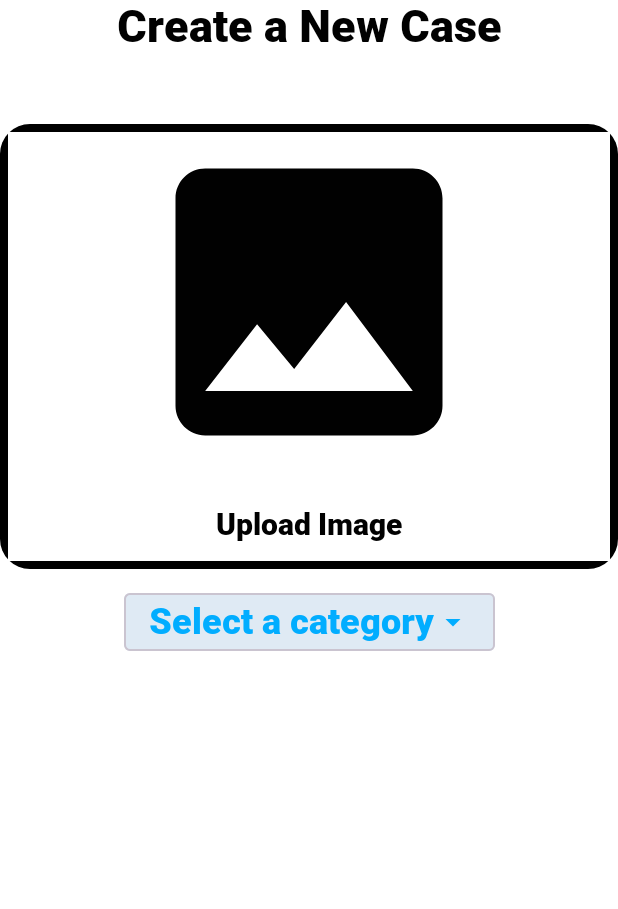
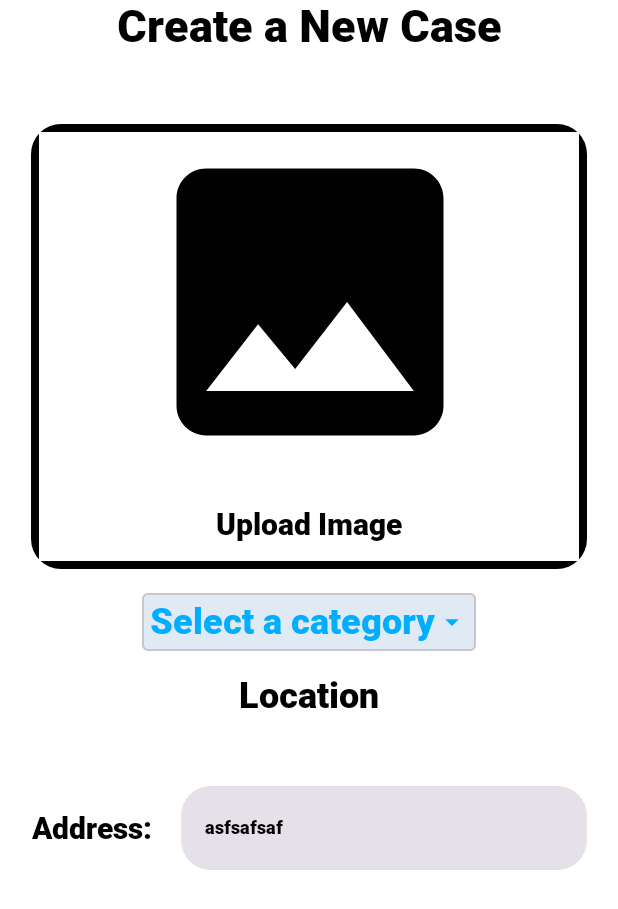
Before and after one commit to Arda-Gokalp-Batmaz-AGB/CloudEngineeringProject, an Android app built with Jetpack Compose: the composable previewCreateCase shown on its own in the app's theme, on a phone screen of 412 x 824 dp. Shown: the top 909 px of the screen. Run offline under Robolectric (Android 15) with nearby library versions, the phone set to English and light mode, and no system bars; libraries missing offline, so code that uses them is left out: androidx.camera.core, androidx.camera.lifecycle, androidx.camera.view; 2 statements that could not run were skipped.

Commit message:
add adres

```diff
--- a/case/case-ui/src/main/java/com/arda/case_ui/screens/createcase/CreateCase.kt
+++ b/case/case-ui/src/main/java/com/arda/case_ui/screens/createcase/CreateCase.kt
@@ -13,6 +13,7 @@ import androidx.camera.core.Preview
 import androidx.camera.lifecycle.ProcessCameraProvider
 import androidx.camera.view.PreviewView
 import androidx.compose.foundation.Image
+import androidx.compose.foundation.background
 import androidx.compose.foundation.border
 import androidx.compose.foundation.clickable
 import androidx.compose.foundation.layout.Arrangement
@@ -37,6 +38,8 @@ import androidx.compose.material3.IconButton
 import androidx.compose.material3.MaterialTheme
 import androidx.compose.material3.OutlinedCard
 import androidx.compose.material3.Text
+import androidx.compose.material3.TextField
+import androidx.compose.material3.TextFieldDefaults
 import androidx.compose.runtime.Composable
 import androidx.compose.runtime.LaunchedEffect
 import androidx.compose.runtime.getValue
@@ -52,6 +55,7 @@ import androidx.compose.ui.layout.ContentScale
 import androidx.compose.ui.platform.LocalContext
 import androidx.compose.ui.platform.LocalLifecycleOwner
 import androidx.compose.ui.text.font.FontWeight
+import androidx.compose.ui.text.style.TextAlign
 import androidx.compose.ui.unit.dp
 import androidx.compose.ui.unit.sp
 import androidx.compose.ui.viewinterop.AndroidView
@@ -100,7 +104,8 @@ fun CaseFormBody(
             style = MaterialTheme.typography.headlineLarge
         )
         LazyColumn(
-            modifier = Modifier,
+            modifier = Modifier
+                .fillMaxWidth(0.9f),
 //                .matchParentSize()
 //                .verticalScroll(
 //                    scroll
@@ -112,8 +117,65 @@ fun CaseFormBody(
             }
             item {
                 HeaderDropDown(onEvent, state)
-//                UploadImage(onEvent = onEvent, state = state)
+            }
+            item {
+                Text(
+                    modifier = Modifier.fillParentMaxHeight(0.1f),
+                    text = "Location",
+                    style = MaterialTheme.typography.headlineMedium
+                )
+            }
+            item {
+                LocationSection(onEvent, state)
+            }
+        }
+    }
+}
 
+@Composable
+fun LazyItemScope.LocationSection(
+    onEvent: (CreateCaseEvent) -> Unit,
+    state: CreateCaseUiState,
+) {
+    val location by rememberUpdatedState(newValue = state.location)
+    Column(modifier = Modifier, horizontalAlignment = Alignment.CenterHorizontally) {
+        Row(
+            modifier = Modifier,
+            horizontalArrangement = Arrangement.spacedBy(20.dp),
+            verticalAlignment = Alignment.CenterVertically
+        ) {
+//.padding(start = 10.dp)
+            location?.address?.let {
+                Box(modifier = Modifier, contentAlignment = Alignment.Center) {
+                    Text(
+                        modifier = Modifier,
+                        text = "Address:",
+                        textAlign = TextAlign.Center,
+                        style = MaterialTheme.typography.titleMedium
+                    )
+
+                }
+                TextField(
+                    modifier = Modifier
+                        .background(
+                            MaterialTheme.colorScheme.background,
+                            shape = RoundedCornerShape(15.dp)
+                        )
+                        .weight(1f),
+                    enabled = false,
+                    value = location!!.address,
+                    colors = TextFieldDefaults.colors(
+                        disabledTextColor = Color.Black,
+                        focusedIndicatorColor = Color.Transparent,
+                        unfocusedIndicatorColor = Color.Transparent,
+                        disabledIndicatorColor = Color.Transparent,
+                        errorIndicatorColor = Color.Transparent,
+                    ),
+                    shape = RoundedCornerShape(20.dp),
+                    onValueChange = { newText ->
+
+                    }
+                )
             }
         }
     }
@@ -366,7 +428,7 @@ fun previewCreateCase() {
                 currentUser = null,
                 addressText = "ea",
                 description = "consetetur",
-                location = null,
+                location = CaseLocation("asfsafsaf", "asfasfsaf", "adsfasfsaf", "asfasfsaf"),
                 categoryEnum = CategoryEnum.cleaning,
                 image = null,
                 imageShowPopUp = false
```
